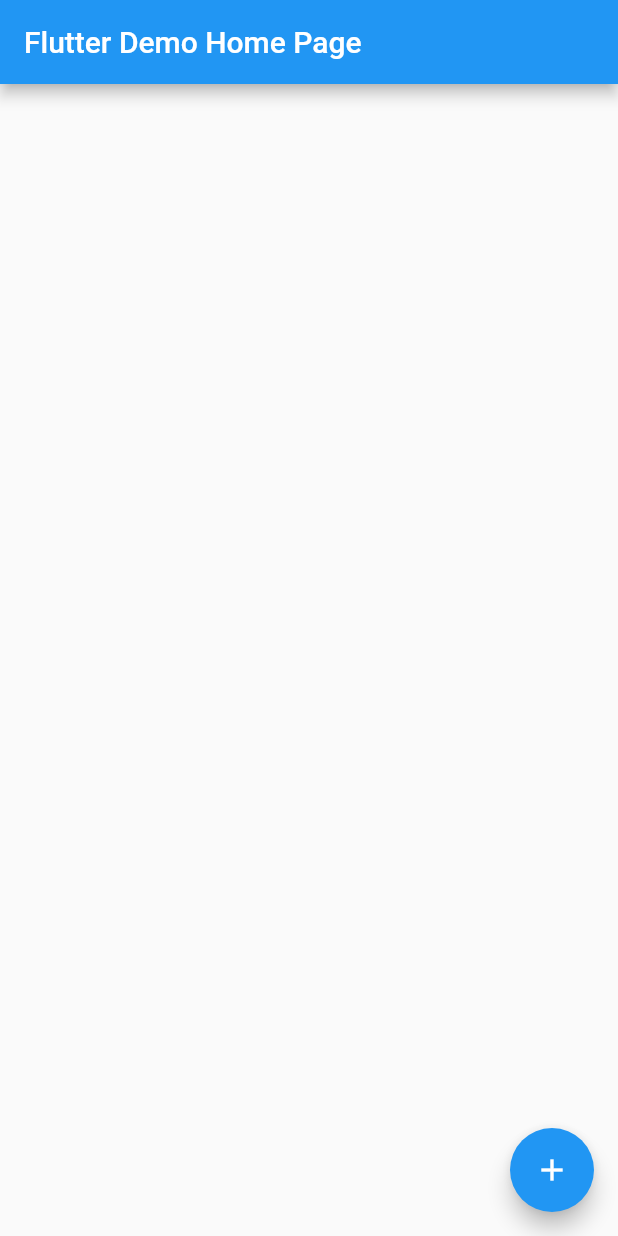
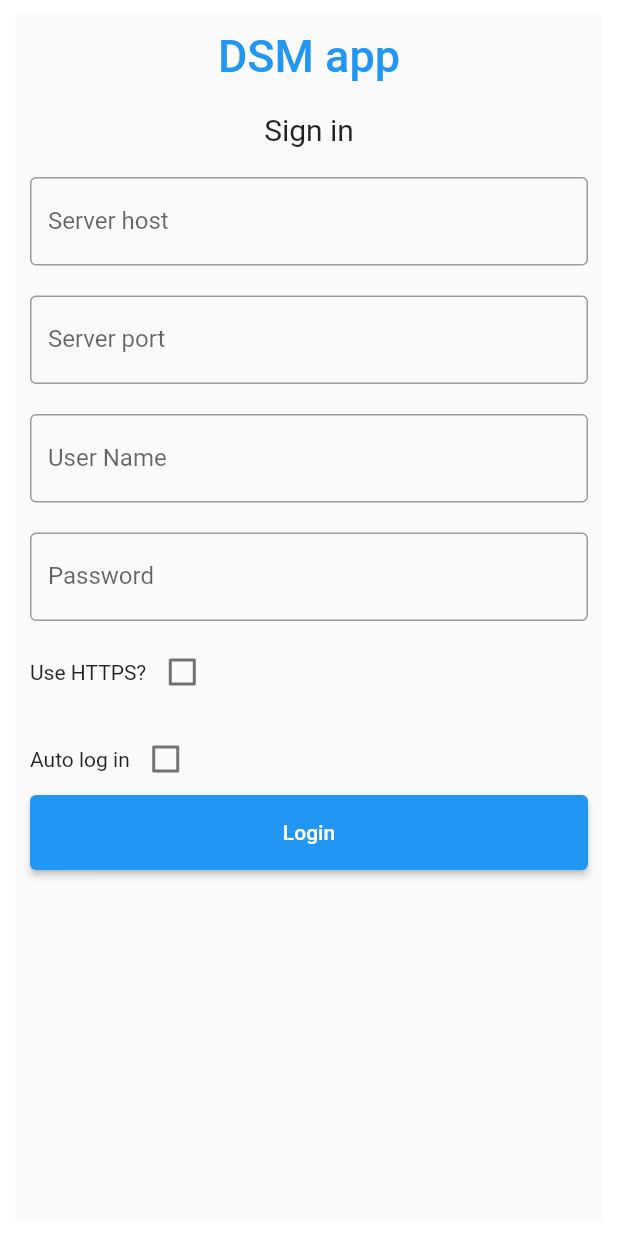
Before and after one commit to chitkiu/synopce, a Flutter app: the screen it shows after launch, on a phone screen of 412 x 824 dp. Run offline on Flutter 3.47's test engine with Material 2 defaults, Android fonts, the phone set to English and light mode, and no system bars; our stand-ins replace file_picker, flutter_secure_storage, flutter_swipe_action_cell; missing offline and left inert: dsm_sdk.

Commit message:
Added login screen

```diff
--- a/lib/Constants.dart
+++ /dev/null
@@ -1,7 +0,0 @@
-import 'package:dsm_sdk/core/models/connection_info.dart';
-import 'package:dsm_sdk/dsm_sdk.dart';
-
-DsmSdk sdk = DsmSdk(ConnectionInfo(
-    Uri(scheme: 'http', host: '192.168.1.121', port: 5000),
-    "demon",
-    "ks16agagOtotot55!"));
--- /dev/null
+++ b/lib/auth/auth_screen.dart
@@ -0,0 +1,221 @@
+import 'package:dsm_app/download_station/tasks_list.dart';
+import 'package:dsm_app/sdk.dart';
+import 'package:dsm_sdk/core/models/connection_info.dart';
+import 'package:flutter/material.dart';
+
+class AuthWidget extends StatefulWidget {
+  const AuthWidget({Key? key}) : super(key: key);
+
+  @override
+  State<StatefulWidget> createState() => _AuthState();
+}
+
+class _AuthState extends State<AuthWidget> {
+  final TextEditingController _hostController = TextEditingController();
+  final TextEditingController _portController = TextEditingController();
+  final TextEditingController _nameController = TextEditingController();
+  final TextEditingController _passwordController = TextEditingController();
+  bool _isHttps = false;
+  bool _needToAutologin = false;
+
+  @override
+  void initState() {
+    super.initState();
+    _loadData();
+  }
+
+  void _loadData() async {
+    _hostController.text = await SDK().storage.read(key: "host") ?? "";
+    _portController.text = await SDK().storage.read(key: "port") ?? "";
+    _nameController.text = await SDK().storage.read(key: "name") ?? "";
+    _passwordController.text = await SDK().storage.read(key: "password") ?? "";
+    _isHttps = await SDK().storage.read(key: "isHttps") == 'true';
+    _needToAutologin = await SDK().storage.read(key: "needToAutologin") == 'true';
+
+    if (_needToAutologin) {
+      _logIn();
+    }
+  }
+
+  @override
+  Widget build(BuildContext context) {
+    return Padding(
+        padding: const EdgeInsets.all(10),
+        child: Scaffold(
+          body: ListView(
+            children: <Widget>[
+              Container(
+                  alignment: Alignment.center,
+                  padding: const EdgeInsets.all(10),
+                  child: const Text(
+                    'DSM app',
+                    style: TextStyle(
+                        color: Colors.blue,
+                        fontWeight: FontWeight.w500,
+                        fontSize: 30),
+                  )),
+              Container(
+                  alignment: Alignment.center,
+                  padding: const EdgeInsets.all(10),
+                  child: const Text(
+                    'Sign in',
+                    style: TextStyle(fontSize: 20),
+                  )),
+              Container(
+                padding: const EdgeInsets.all(10),
+                child: TextField(
+                  controller: _hostController,
+                  decoration: const InputDecoration(
+                    border: OutlineInputBorder(),
+                    labelText: 'Server host',
+                  ),
+                ),
+              ),
+              Container(
+                padding: const EdgeInsets.all(10),
+                child: TextField(
+                  controller: _portController,
+                  keyboardType: TextInputType.number,
+                  decoration: const InputDecoration(
+                    border: OutlineInputBorder(),
+                    labelText: 'Server port',
+                  ),
+                ),
+              ),
+              Container(
+                padding: const EdgeInsets.all(10),
+                child: TextField(
+                  controller: _nameController,
+                  decoration: const InputDecoration(
+                    border: OutlineInputBorder(),
+                    labelText: 'User Name',
+                  ),
+                ),
+              ),
+              Container(
+                padding: const EdgeInsets.fromLTRB(10, 10, 10, 0),
+                child: TextField(
+                  obscureText: true,
+                  controller: _passwordController,
+                  decoration: const InputDecoration(
+                    border: OutlineInputBorder(),
+                    labelText: 'Password',
+                  ),
+                ),
+              ),
+              Container(
+                padding: const EdgeInsets.fromLTRB(10, 10, 10, 0),
+                child: Row(
+                  children: [
+                    const Text('Use HTTPS?'),
+                    Checkbox(
+                      onChanged: (bool? value) {
+                        if (value != null) {
+                          setState(() {
+                            _isHttps = value;
+                          });
+                        }
+                      },
+                      value: _isHttps,
+                    )
+                  ],
+                ),
+              ),
+              Container(
+                padding: const EdgeInsets.fromLTRB(10, 10, 10, 0),
+                child: Row(
+                  children: [
+                    const Text('Auto log in'),
+                    Checkbox(
+                      onChanged: (bool? value) {
+                        if (value != null) {
+                          setState(() {
+                            _needToAutologin = value;
+                          });
+                        }
+                      },
+                      value: _needToAutologin,
+                    )
+                  ],
+                ),
+              ),
+              Container(
+                  height: 50,
+                  padding: const EdgeInsets.fromLTRB(10, 0, 10, 0),
+                  child: ElevatedButton(
+                    onPressed: _logIn,
+                    child: const Text('Login'),
+                  )),
+            ],
+          ),
+        ));
+  }
+
+  void _logIn() async {
+    showDialog<String>(
+      context: context,
+      builder: (BuildContext context) => const AlertDialog(
+        content: SizedBox(
+          width: 10,
+          height: 10,
+          child: CircularProgressIndicator( //TODO
+            color: Colors.black,
+          ),
+        ),
+      ),
+    );
+    var host = _hostController.text;
+    var port = _portController.text;
+    var name = _nameController.text;
+    var password = _passwordController.text;
+    if (host.isEmpty) {
+      return;
+    }
+    if (port.isEmpty) {
+      return;
+    } else {
+      try {
+        int.parse(port);
+      } on Exception {
+        return;
+      }
+    }
+    if (name.isEmpty) {
+      return;
+    }
+    if (password.isEmpty) {
+      return;
+    }
+    print(host);
+    print(port);
+    print(name);
+    print(password);
+    print(_isHttps);
+    print(_needToAutologin);
+    SDK().storage.write(key: 'host', value: host);
+    SDK().storage.write(key: 'port', value: port);
+    SDK().storage.write(key: 'name', value: name);
+    SDK().storage.write(key: 'password', value: password);
+    SDK()
+        .storage
+        .write(key: 'isHttps', value: _isHttps.toString());
+    SDK()
+        .storage
+        .write(key: 'needToAutologin', value: _needToAutologin.toString());
+    var server = Uri(
+        host: host,
+        port: int.parse(port),
+        scheme: (_isHttps ? 'https' : 'http'));
+    SDK().init(ConnectionInfo(server, name, password));
+    var authResult = await SDK().sdk.api.auth();
+    authResult.ifSuccess((_) {
+      Navigator.pushAndRemoveUntil<void>(
+        context,
+        MaterialPageRoute<void>(
+            builder: (BuildContext context) =>
+            const TasksListWidget()),
+        ModalRoute.withName('/'),
+      );
+    });
+  }
+}
--- a/lib/download_station/add_download_screen.dart
+++ b/lib/download_station/add_download_screen.dart
@@ -1,7 +1,6 @@
+import 'package:dsm_app/sdk.dart';
 import 'package:file_picker/file_picker.dart';
 import 'package:flutter/material.dart';
-
-import '../constants.dart' as Constants;
 
 class AddDownloadTaskWidget extends StatefulWidget {
   const AddDownloadTaskWidget({super.key});
@@ -79,7 +78,7 @@
       ));
       return;
     }
-    var result = await Constants.sdk.api.addDownload(
+    var result = await SDK().sdk.api.addDownload(
         destination: _destination,
         filePath: (_file.isNotEmpty ? _file : null),
         url: (_url.isNotEmpty ? _url : null));
--- a/lib/download_station/task_view.dart
+++ b/lib/download_station/task_view.dart
@@ -23,7 +23,7 @@
         if (downloaded != null && downloaded != 0 && model.size != 0)
           Text(
               "Percent: ${double.parse((downloaded / model.size * 100).toStringAsFixed(2))}"),
-        Divider(height: 1, color: Colors.black),
+        const Divider(height: 1, color: Colors.black),
       ],
     );
   }
--- a/lib/main.dart
+++ b/lib/main.dart
@@ -1,12 +1,6 @@
-import 'package:dsm_sdk/core/models/result_response.dart';
-import 'package:dsm_sdk/download_station/models/additional_info.dart';
-import 'package:dsm_sdk/download_station/models/download_station_task_info_model.dart';
 import 'package:flutter/material.dart';
-import 'package:flutter_swipe_action_cell/core/cell.dart';
 
-import 'constants.dart' as Constants;
-import 'download_station/add_download_screen.dart';
-import 'download_station/task_view.dart';
+import 'auth/auth_screen.dart';
 
 void main() {
   runApp(const MyApp());
@@ -15,152 +9,14 @@
 class MyApp extends StatelessWidget {
   const MyApp({super.key});
 
-  // This widget is the root of your application.
   @override
   Widget build(BuildContext context) {
     return MaterialApp(
       title: 'Flutter Demo',
       theme: ThemeData(
-        // This is the theme of your application.
-        //
-        // Try running your application with "flutter run". You'll see the
-        // application has a blue toolbar. Then, without quitting the app, try
-        // changing the primarySwatch below to Colors.green and then invoke
-        // "hot reload" (press "r" in the console where you ran "flutter run",
-        // or simply save your changes to "hot reload" in a Flutter IDE).
-        // Notice that the counter didn't reset back to zero; the application
-        // is not restarted.
         primarySwatch: Colors.blue,
       ),
-      home: const MyHomePage(title: 'Flutter Demo Home Page'),
+      home: const AuthWidget(),
     );
   }
 }
-
-class MyHomePage extends StatefulWidget {
-  const MyHomePage({super.key, required this.title});
-
-  // This widget is the home page of your application. It is stateful, meaning
-  // that it has a State object (defined below) that contains fields that affect
-  // how it looks.
-
-  // This class is the configuration for the state. It holds the values (in this
-  // case the title) provided by the parent (in this case the App widget) and
-  // used by the build method of the State. Fields in a Widget subclass are
-  // always marked "final".
-
-  final String title;
-
-  @override
-  State<MyHomePage> createState() => _MyHomePageState();
-}
-
-class _MyHomePageState extends State<MyHomePage> {
-  void _incrementCounter() async {
-    Navigator.push(
-      context,
-      MaterialPageRoute(builder: (context) => const AddDownloadTaskWidget()),
-    );
-  }
-
-  late List<TaskInfoDetailModel> _taskList = List.empty();
-  late Future<void> _taskListData;
-
-  @override
-  void initState() {
-    super.initState();
-    _taskListData = _initData();
-  }
-
-  @override
-  Widget build(BuildContext context) {
-    return Scaffold(
-      appBar: AppBar(
-        title: Text(widget.title),
-      ),
-      body: RefreshIndicator(
-        onRefresh: _pullRefresh,
-        child: FutureBuilder<void>(
-          future: _taskListData,
-          builder: (BuildContext context, AsyncSnapshot<void> snapshot) {
-            List<Widget> children;
-            switch (snapshot.connectionState) {
-              case ConnectionState.none:
-              case ConnectionState.waiting:
-              case ConnectionState.active:
-                children = [
-                  const SizedBox(
-                    width: 60,
-                    height: 60,
-                    child: CircularProgressIndicator(
-                      color: Colors.black,
-                    ),
-                  )
-                ];
-                break;
-              case ConnectionState.done:
-                children = [
-                  Expanded(
-                      child: ListView.builder(
-                    padding: const EdgeInsets.all(8),
-                    itemCount: _taskList.length,
-                    itemBuilder: (BuildContext context, int index) {
-                      var taskInfoDetailModel = _taskList[index];
-                      return SwipeActionCell(
-                        key: ObjectKey(taskInfoDetailModel),
-                        trailingActions: [
-                          SwipeAction(
-                              title: "delete",
-                              onTap: (CompletionHandler handler) async {
-                                var result = await Constants.sdk.api
-                                    .deleteTask(ids: [taskInfoDetailModel.id]);
-                                result.ifSuccess((p0) {
-                                  _taskList.removeAt(index);
-                                  setState(() {});
-                                });
-                              },
-                              color: Colors.red),
-                        ],
-                        child: TaskView(model: taskInfoDetailModel),
-                      );
-                    },
-                  ))
-                ];
-                break;
-            }
-            return Center(
-              child: Column(
-                mainAxisAlignment: MainAxisAlignment.center,
-                children: children,
-              ),
-            );
-          },
-        ),
-      ),
-      floatingActionButton: FloatingActionButton(
-        onPressed: _incrementCounter,
-        tooltip: 'Increment',
-        child: const Icon(Icons.add),
-      ),
-    );
-  }
-
-  Future<void> _pullRefresh() async {
-    var result = await _getData();
-    result.ifSuccess((p0) => setState(() {
-          _taskList = p0.tasks;
-        }));
-  }
-
-  Future<void> _initData() async {
-    var result = await _getData();
-    result.ifSuccess((p0) => _taskList = p0.tasks);
-  }
-
-  Future<ResultResponse<TasksInfoModel>> _getData() {
-    return Constants.sdk.api.auth().then((value) {
-      return Constants.sdk.api.getDownloadList(
-          additionalInfo: [AdditionalInfo.DETAIL, AdditionalInfo.TRANSFER]);
-    });
-  }
-}
--- /dev/null
+++ b/lib/sdk.dart
@@ -0,0 +1,29 @@
+import 'package:dsm_sdk/core/models/connection_info.dart';
+import 'package:dsm_sdk/dsm_sdk.dart';
+import 'package:flutter_secure_storage/flutter_secure_storage.dart';
+
+class SDK {
+  DsmSdk? _sdk;
+  final storage = const FlutterSecureStorage();
+
+  bool get isInit => _sdk != null;
+
+  DsmSdk get sdk {
+    if (_sdk == null) {
+      throw Exception("SDK cannot be null");
+    }
+    return _sdk!;
+  }
+
+  void init(ConnectionInfo connectionInfo) {
+    _sdk = DsmSdk(connectionInfo);
+  }
+
+  static final SDK _singleton = SDK._internal();
+
+  factory SDK() {
+    return _singleton;
+  }
+
+  SDK._internal();
+}
--- a/pubspec.yaml
+++ b/pubspec.yaml
@@ -40,6 +40,7 @@
   cupertino_icons: ^1.0.2
   file_picker: ^5.2.1
   flutter_swipe_action_cell: ^3.0.4
+  flutter_secure_storage: ^6.0.0
 
 dev_dependencies:
   flutter_test:
```
Also changed, not shown: lib/download_station/tasks_list.dart (added, +127 -0 lines), pubspec.lock, 6 other files.
